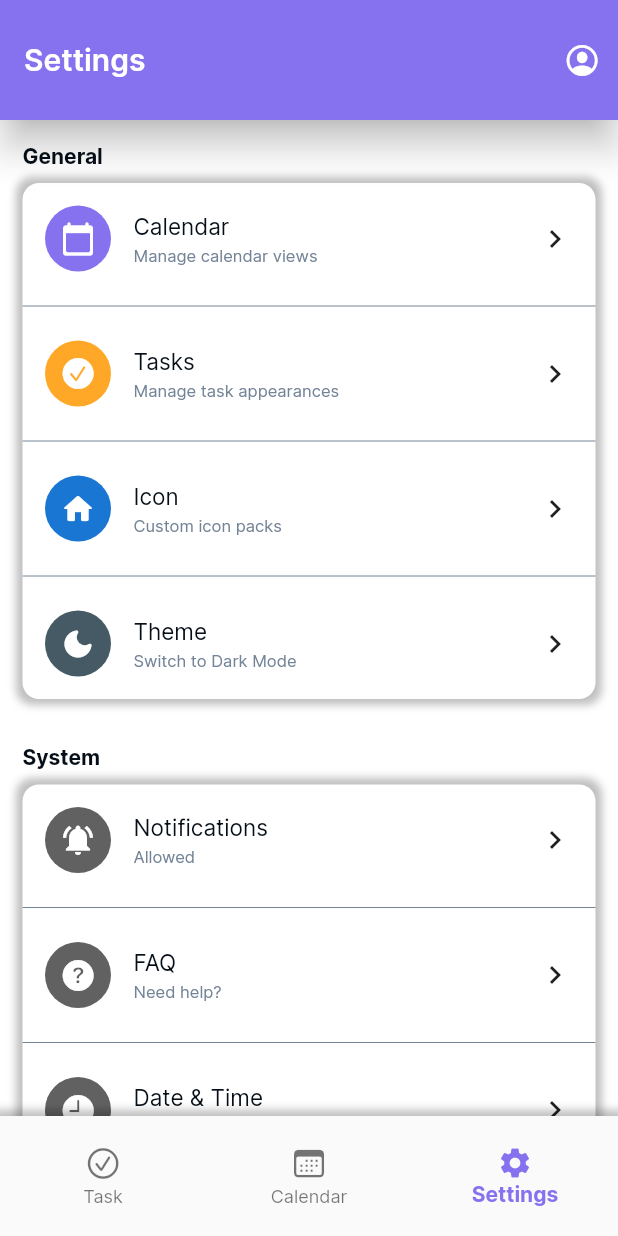
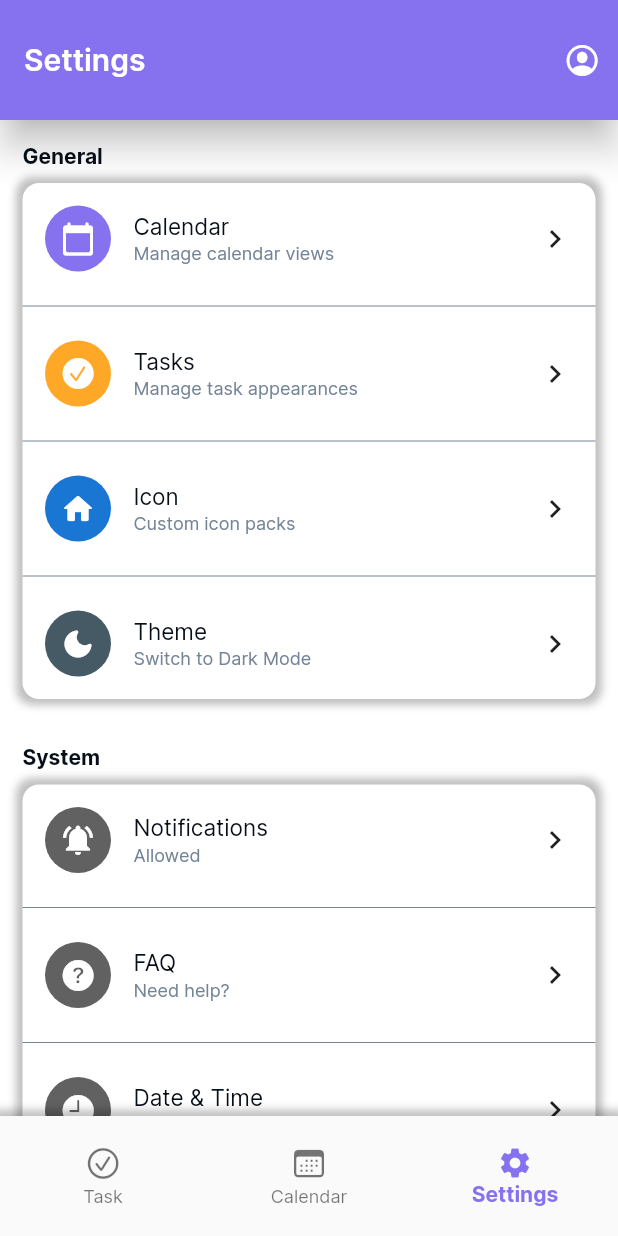
Before and after one commit to pnd280/taskly, a Flutter app: the screen it shows after launch, item 3 of the bottom bar chosen, on a phone screen of 412 x 824 dp. Run offline on Flutter 3.47's test engine with Material 2 defaults, Android fonts, the phone set to English and light mode, and no system bars; drawn by our look-alikes of calendar_view.

Commit message:
inc description font size

```diff
--- a/lib/pages/settings.dart
+++ b/lib/pages/settings.dart
@@ -181,7 +181,7 @@ class _SettingsPageState extends State<SettingsPage> {
                         Text(
                           description,
                           style: const TextStyle(
-                              color: TasklyColor.greyText, fontSize: 11),
+                              color: TasklyColor.greyText, fontSize: 12),
                         )
                       ],
                     ),
```
